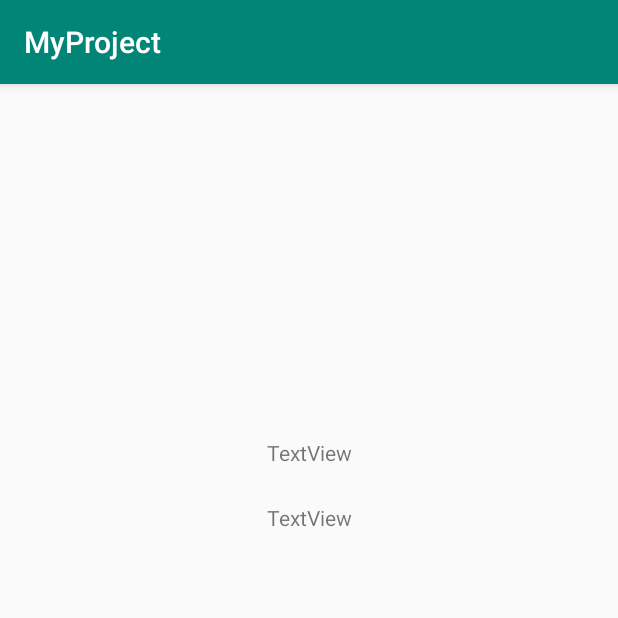
After one commit to margleb/Android, an Android app: the DetailsActivity screen opened directly, with no data from a screen before it, on a phone screen of 412 x 824 dp, the top half of it. The commit adds this screen. Run offline under Robolectric (Android 15) with nearby library versions, the phone set to English and light mode, and no system bars.

Commit message:
Sending Data to Another Activity from Adapter

```diff
--- a/app/src/main/AndroidManifest.xml
+++ b/app/src/main/AndroidManifest.xml
@@ -9,6 +9,7 @@
         android:roundIcon="@mipmap/ic_launcher_round"
         android:supportsRtl="true"
         android:theme="@style/AppTheme">
+        <activity android:name=".DetailsActivity"></activity>
         <activity android:name=".MainActivity">
             <intent-filter>
                 <action android:name="android.intent.action.MAIN" />
--- /dev/null
+++ b/app/src/main/java/com/example/myproject/DetailsActivity.java
@@ -0,0 +1,26 @@
+package com.example.myproject;
+
+import androidx.appcompat.app.AppCompatActivity;
+
+import android.os.Bundle;
+import android.widget.TextView;
+
+public class DetailsActivity extends AppCompatActivity {
+    private TextView detsName, detsPhone;
+
+    @Override
+    protected void onCreate(Bundle savedInstanceState) {
+        super.onCreate(savedInstanceState);
+        setContentView(R.layout.activity_details);
+        detsName = findViewById(R.id.dets_name);
+        detsPhone = findViewById(R.id.dets_phone);
+
+        Bundle bundle = getIntent().getExtras();
+        if(bundle != null) {
+            String name = bundle.getString("name");
+            String phone = bundle.getString("phone");
+            detsName.setText(name);
+            detsPhone.setText(phone);
+        }
+    }
+}
--- a/app/src/main/java/com/example/myproject/adapter/RecycleViewAdapter.java
+++ b/app/src/main/java/com/example/myproject/adapter/RecycleViewAdapter.java
@@ -1,6 +1,7 @@
 package com.example.myproject.adapter;
 
 import android.content.Context;
+import android.content.Intent;
 import android.util.Log;
 import android.view.LayoutInflater;
 import android.view.View;
@@ -11,6 +12,7 @@ import android.widget.TextView;
 import androidx.annotation.NonNull;
 import androidx.recyclerview.widget.RecyclerView;
 
+import com.example.myproject.DetailsActivity;
 import com.example.myproject.R;
 import com.example.myproject.model.Contact;
 
@@ -70,12 +72,17 @@ public class RecycleViewAdapter extends RecyclerView.Adapter<RecycleViewAdapter.
             // получаем позицию
             int position = getAdapterPosition();
             Contact contact = contactList.get(position);
-            switch(v.getId()) {
-                case R.id.icon_button:
-                    Log.d("IconClicked", "onClick: " + contact.getPhoneNumber());
-                    break;
-            }
-            Log.d("Clicked", "onClick: " + contact.getName());
+            Intent intent = new Intent(context, DetailsActivity.class);
+            intent.putExtra("name", contact.getName());
+            intent.putExtra("phone", contact.getPhoneNumber());
+            context.startActivity(intent);
+            // switch(v.getId()) {
+                // case R.id.icon_button:
+                    // Log.d("IconClicked", "onClick: " + contact.getPhoneNumber());
+                    // break;
+            // }
+
+            // Log.d("Clicked", "onClick: " + contact.getName());
         }
     }
 }
--- /dev/null
+++ b/app/src/main/res/layout/activity_details.xml
@@ -0,0 +1,29 @@
+<?xml version="1.0" encoding="utf-8"?>
+<androidx.constraintlayout.widget.ConstraintLayout xmlns:android="http://schemas.android.com/apk/res/android"
+    xmlns:app="http://schemas.android.com/apk/res-auto"
+    xmlns:tools="http://schemas.android.com/tools"
+    android:layout_width="match_parent"
+    android:layout_height="match_parent"
+    tools:context=".DetailsActivity">
+
+    <TextView
+        android:id="@+id/dets_name"
+        android:layout_width="wrap_content"
+        android:layout_height="wrap_content"
+        android:layout_marginTop="236dp"
+        android:text="TextView"
+        app:layout_constraintEnd_toEndOf="parent"
+        app:layout_constraintStart_toStartOf="parent"
+        app:layout_constraintTop_toTopOf="parent" />
+
+    <TextView
+        android:id="@+id/dets_phone"
+        android:layout_width="wrap_content"
+        android:layout_height="wrap_content"
+        android:layout_marginTop="24dp"
+        android:text="TextView"
+        app:layout_constraintEnd_toEndOf="parent"
+        app:layout_constraintStart_toStartOf="parent"
+        app:layout_constraintTop_toBottomOf="@+id/dets_name" />
+
+</androidx.constraintlayout.widget.ConstraintLayout>
```
